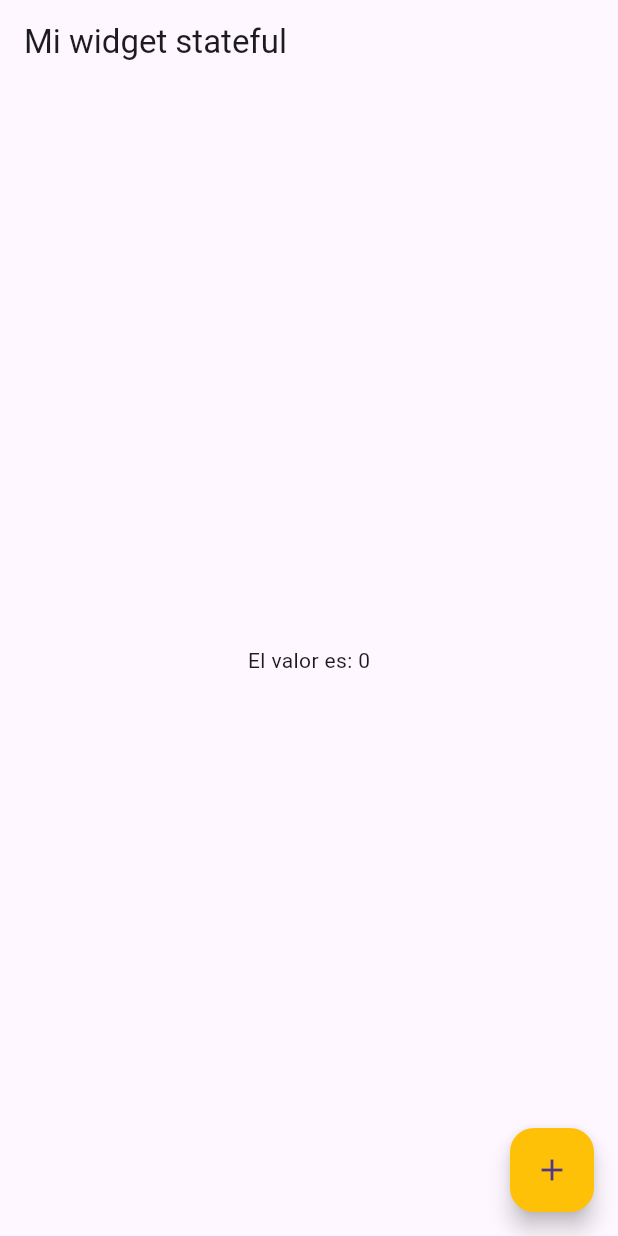
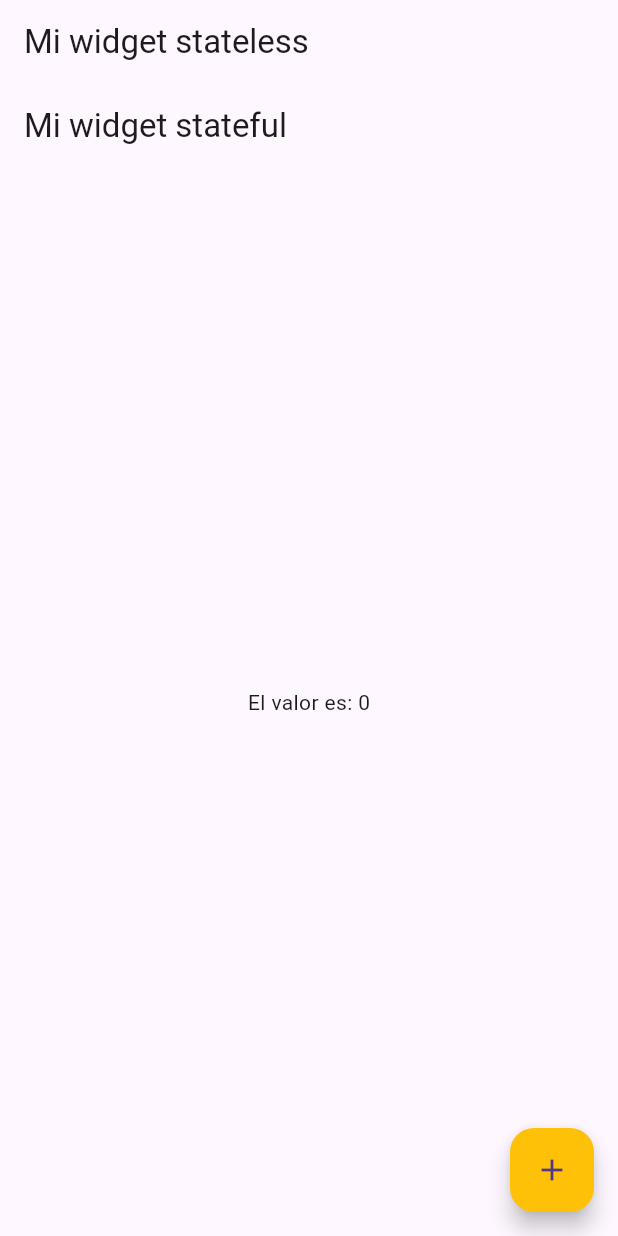
Before and after one commit to RicharC293/EELA_4TA_HOLA_MUNDO, a Flutter app: the screen it shows after launch, on a phone screen of 412 x 824 dp. Run offline on Flutter 3.47's test engine with Material 3 defaults, Android fonts, the phone set to English and light mode, and no system bars.

Commit message:
Refactor main.dart to update home widget and improve structure

```diff
--- a/lib/main.dart
+++ b/lib/main.dart
@@ -9,10 +9,12 @@ class MyApp extends StatelessWidget {
   Widget build(BuildContext context) {
     return const MaterialApp(
       title: 'Material App',
-      home: HomeConEstado(),
+      home: HomePage(),
     );
   }
 }
+
+String nombre = "Richar";
 
 /// Es widget sin estado -> estático -> no cambia
 class HomePage extends StatelessWidget {
@@ -20,12 +22,21 @@ class HomePage extends StatelessWidget {
 
   @override
   Widget build(BuildContext context) {
+    print("BUILD STATELESS");
     return Scaffold(
       /// AppBar es un widget de flutter
       appBar: AppBar(
         /// Title del widget app bar
         title: const Text("Mi widget stateless"),
       ),
+      body: const HomeConEstado(),
+      // floatingActionButton: FloatingActionButton(
+      //   onPressed: () {
+      //       nombre = "Nuevo Nombre";
+      //       // setState((){});
+      //   },
+      //   child: const Icon(Icons.replay_outlined),
+      // ),
     );
   }
 }
@@ -50,6 +61,7 @@ class _HomeConEstadoState extends State<HomeConEstado> {
 
   @override
   Widget build(BuildContext context) {
+    print("BUILD STATEFUL");
     return Scaffold(
       appBar: AppBar(
         title: const Text("Mi widget stateful"),
```
